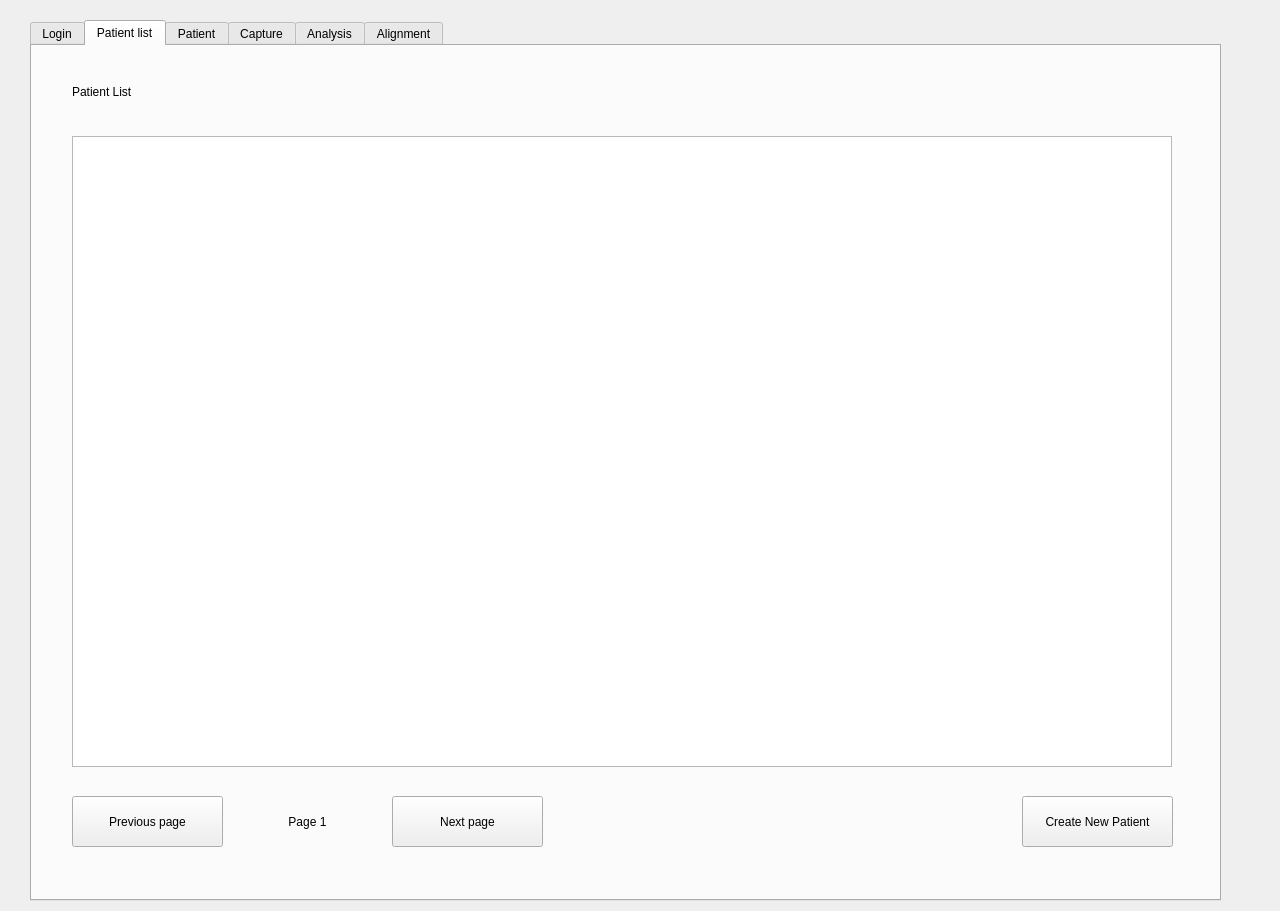
The window that DesktopApp/desktopapp.ui (michaelfong2017/landmark-annotator-desktop) describes before a commit, drawn with Qt 5.
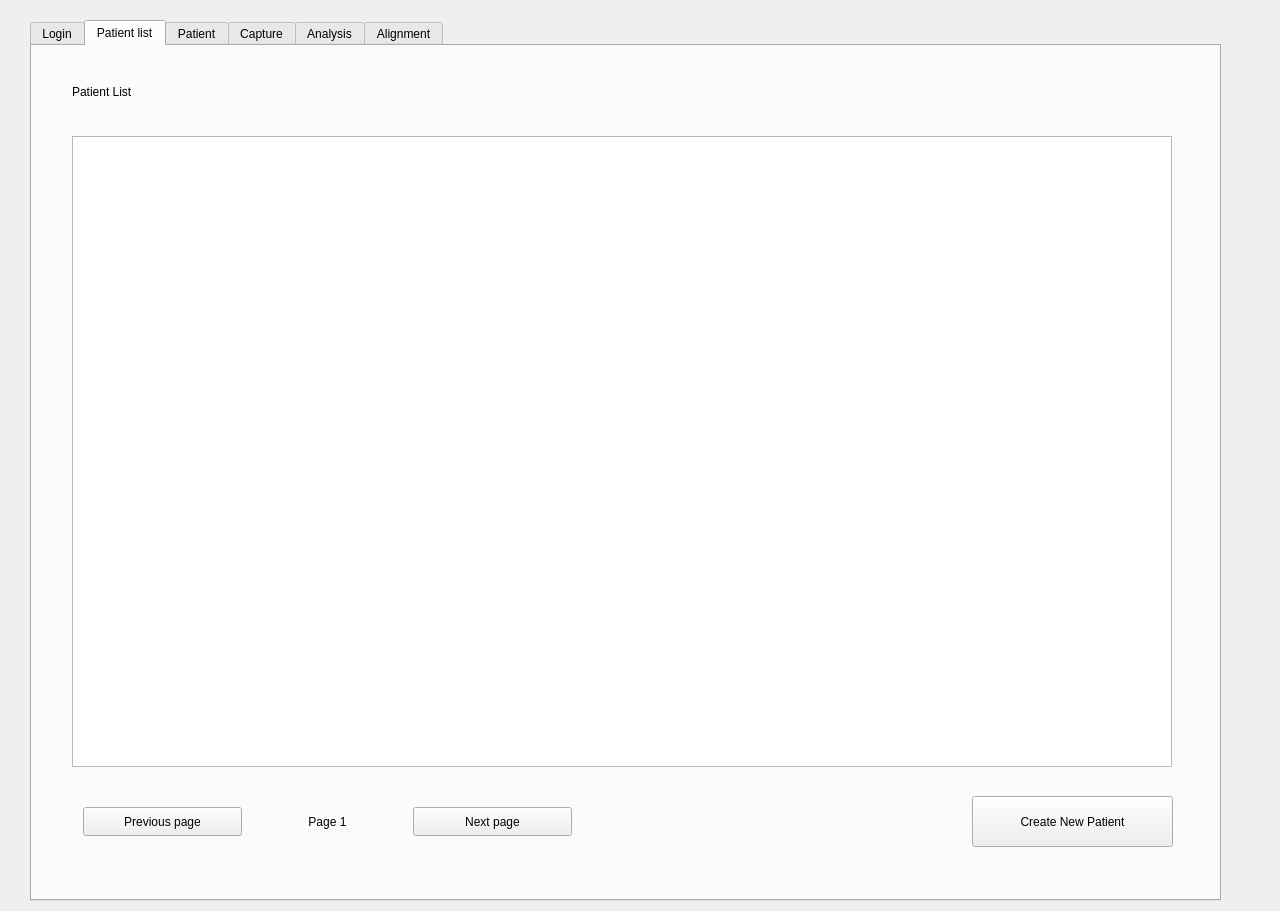
The same window after the commit. The open tabs and pages were chosen to show the change.

What changed in the file:
```diff
--- a/DesktopApp/desktopapp.ui
+++ b/DesktopApp/desktopapp.ui
@@ -158,7 +158,7 @@
       <rect>
        <x>40</x>
        <y>20</y>
-       <width>171</width>
+       <width>1101</width>
        <height>51</height>
       </rect>
      </property>
@@ -172,9 +172,9 @@
     <widget class="QPushButton" name="createNewPatientButton">
      <property name="geometry">
       <rect>
-       <x>990</x>
+       <x>940</x>
        <y>750</y>
-       <width>151</width>
+       <width>201</width>
        <height>51</height>
       </rect>
      </property>
@@ -185,14 +185,23 @@
       <string>Create New Patient</string>
      </property>
     </widget>
+    <widget class="QWidget" name="">
+     <property name="geometry">
+      <rect>
+       <x>40</x>
+       <y>750</y>
+       <width>511</width>
+       <height>51</height>
+      </rect>
+     </property>
+     <layout class="QHBoxLayout" name="horizontalLayout_4">
+      <item>
     <widget class="QPushButton" name="patientListPreviousPageButton">
-     <property name="geometry">
-      <rect>
-       <x>40</x>
-       <y>750</y>
-       <width>151</width>
-       <height>51</height>
-      </rect>
+        <property name="sizePolicy">
+         <sizepolicy hsizetype="Minimum" vsizetype="Preferred">
+          <horstretch>0</horstretch>
+          <verstretch>0</verstretch>
+         </sizepolicy>
      </property>
      <property name="styleSheet">
       <string notr="true">font: 12pt &quot;MS Shell Dlg 2&quot;;</string>
@@ -201,31 +210,9 @@
       <string>Previous page</string>
      </property>
     </widget>
-    <widget class="QPushButton" name="patientListNextPageButton">
-     <property name="geometry">
-      <rect>
-       <x>360</x>
-       <y>750</y>
-       <width>151</width>
-       <height>51</height>
-      </rect>
-     </property>
-     <property name="styleSheet">
-      <string notr="true">font: 12pt &quot;MS Shell Dlg 2&quot;;</string>
-     </property>
-     <property name="text">
-      <string>Next page</string>
-     </property>
-    </widget>
+      </item>
+      <item>
     <widget class="QLabel" name="patientListPageLabel">
-     <property name="geometry">
-      <rect>
-       <x>200</x>
-       <y>750</y>
-       <width>151</width>
-       <height>51</height>
-      </rect>
-     </property>
      <property name="styleSheet">
       <string notr="true">font: 24pt &quot;MS Shell Dlg 2&quot;;</string>
      </property>
@@ -236,6 +223,25 @@
       <set>Qt::AlignCenter</set>
      </property>
     </widget>
+      </item>
+      <item>
+       <widget class="QPushButton" name="patientListNextPageButton">
+        <property name="sizePolicy">
+         <sizepolicy hsizetype="Minimum" vsizetype="Preferred">
+          <horstretch>0</horstretch>
+          <verstretch>0</verstretch>
+         </sizepolicy>
+        </property>
+        <property name="styleSheet">
+         <string notr="true">font: 12pt &quot;MS Shell Dlg 2&quot;;</string>
+        </property>
+        <property name="text">
+         <string>Next page</string>
+        </property>
+       </widget>
+      </item>
+     </layout>
+    </widget>
    </widget>
    <widget class="QWidget" name="patientTab">
     <attribute name="title">
```
Left out of the diff: 76 changed lines with no effect on the pictures. Lines whose indentation alone changed are shown as unchanged.
